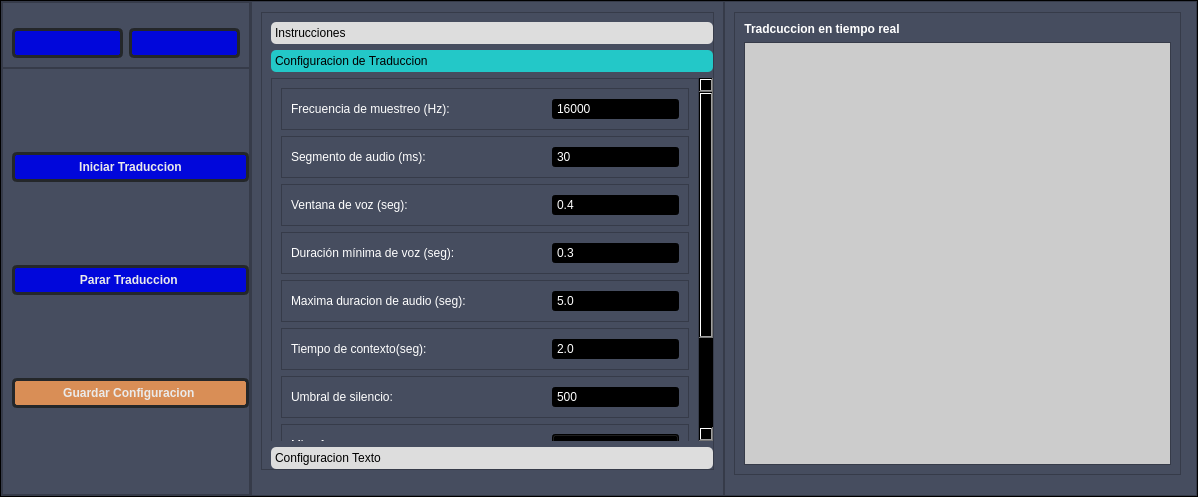
Before: the Qt Designer form Interfaz Grafica/RTT.ui in SebaMedina172/Real-Time-Translator, drawn with Qt 5.
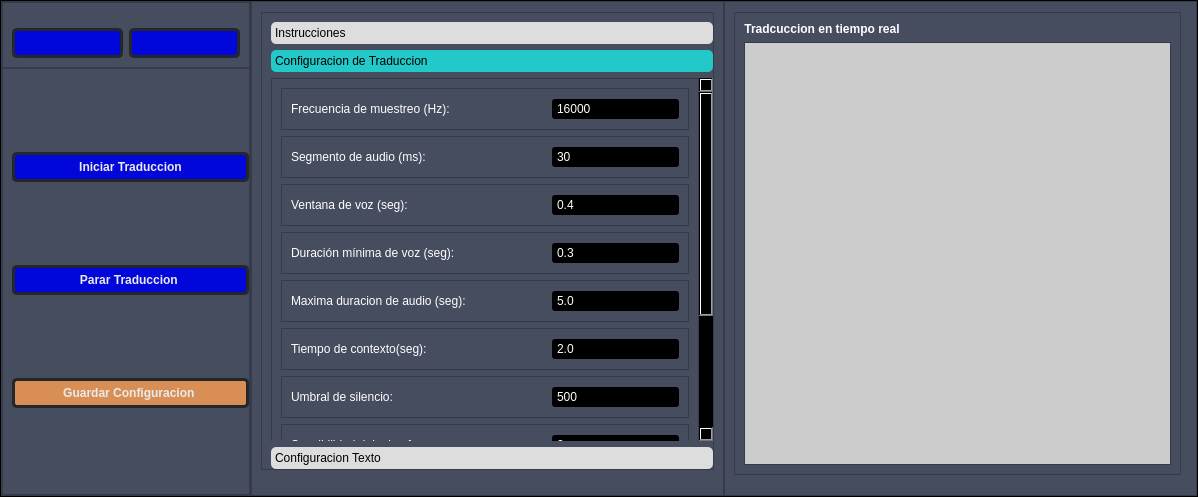
After: the same form once the commit is applied. The open tabs and pages were chosen to show the change. Icons and pictures are not drawn.

The edit to the form file:
```diff
--- a/Interfaz Grafica/RTT.ui
+++ b/Interfaz Grafica/RTT.ui
@@ -404,9 +404,9 @@
                 <property name="geometry">
                  <rect>
                   <x>0</x>
-                  <y>0</y>
+                  <y>-83</y>
                   <width>425</width>
-                  <height>456</height>
+                  <height>500</height>
                  </rect>
                 </property>
                 <property name="minimumSize">
@@ -457,7 +457,7 @@
                    <property name="frameShadow">
                     <enum>QFrame::Raised</enum>
                    </property>
-                   <layout class="QVBoxLayout" name="verticalLayout_8" stretch="1,0,1,1,1,1,1,1,1,1">
+                   <layout class="QVBoxLayout" name="verticalLayout_8" stretch="1,0,1,1,1,1,1,0,1,1,1">
                     <item>
                      <widget class="QFrame" name="frame_9">
                       <property name="frameShape">
@@ -721,6 +721,41 @@
                       </layout>
                      </widget>
                     </item>
+                    <item>
+                     <widget class="QFrame" name="frame_4">
+                      <property name="frameShape">
+                       <enum>QFrame::StyledPanel</enum>
+                      </property>
+                      <property name="frameShadow">
+                       <enum>QFrame::Raised</enum>
+                      </property>
+                      <layout class="QHBoxLayout" name="horizontalLayout_17" stretch="2,1">
+                       <item>
+                        <widget class="QLabel" name="label_14">
+                         <property name="toolTip">
+                          <string>Ajusta la captación de sonidos del micrófono</string>
+                         </property>
+                         <property name="text">
+                          <string>Sensibilidad del microfono:</string>
+                         </property>
+                        </widget>
+                       </item>
+                       <item>
+                        <widget class="QSpinBox" name="vad">
+                         <property name="buttonSymbols">
+                          <enum>QAbstractSpinBox::NoButtons</enum>
+                         </property>
+                         <property name="maximum">
+                          <number>5</number>
+                         </property>
+                         <property name="value">
+                          <number>2</number>
+                         </property>
+                        </widget>
+                       </item>
+                      </layout>
+                     </widget>
+                    </item>
                     <item>
                      <widget class="QFrame" name="frame_25">
                       <property name="frameShape">
```
Left out of the diff: 54 changed lines with no effect on the pictures.
